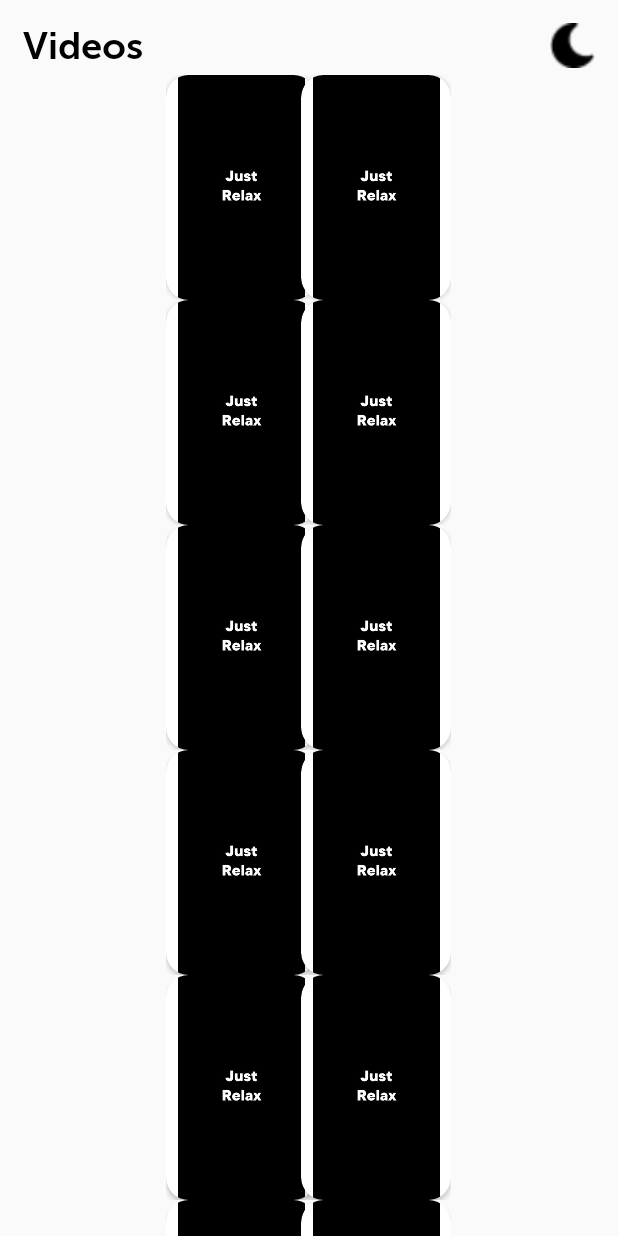
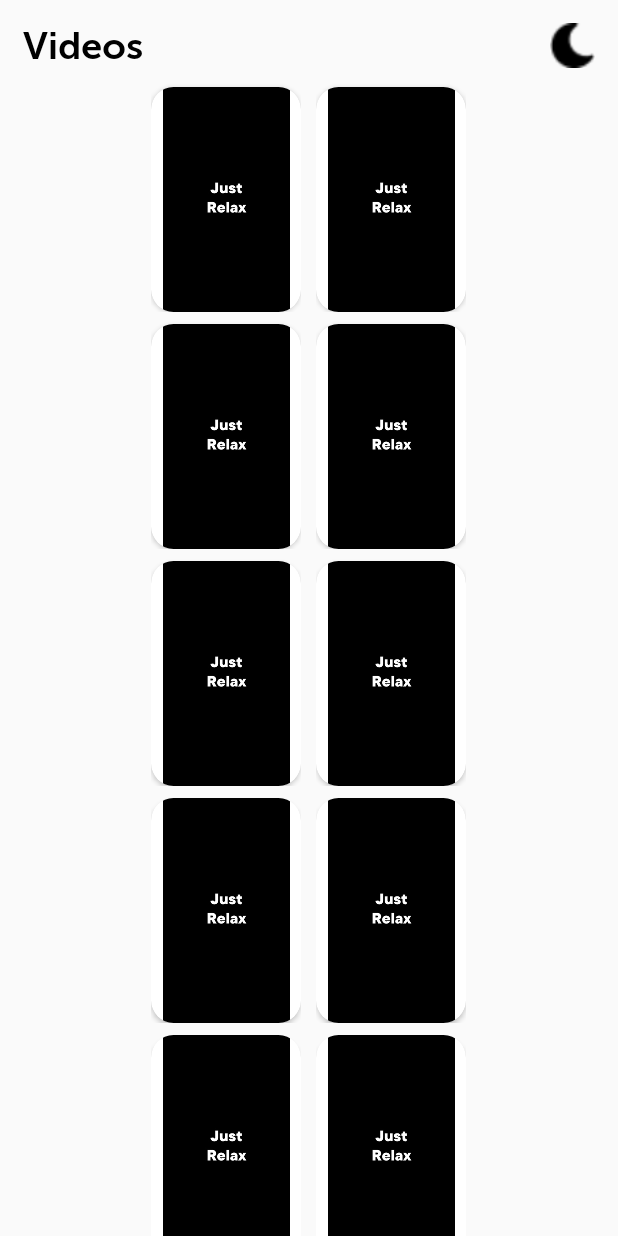
Before and after one commit to andreidevo/JustRelax, an Android app: the screen it shows after launch (MainActivity), on a phone screen of 412 x 824 dp. Run offline under Robolectric (Android 15) with nearby library versions, the phone set to English and light mode, and no system bars.

Commit message:
: 1)name of png fixed

```diff
--- a/app/src/main/java/justrelax/justrelax/VideoAdapter.java
+++ b/app/src/main/java/justrelax/justrelax/VideoAdapter.java
@@ -26,7 +26,7 @@ public class VideoAdapter extends RecyclerView.Adapter<VideoAdapter.ExampleViewH
 
         public ExampleViewHolder(View itemView) {
             super(itemView);
-            textView = itemView.findViewById(R.id.textView);
+            //textView = itemView.findViewById(R.id.textView);
             context = itemView.getContext();
         }
     }
@@ -46,8 +46,8 @@ public class VideoAdapter extends RecyclerView.Adapter<VideoAdapter.ExampleViewH
     public void onBindViewHolder( final ExampleViewHolder holder, int position ) {
         final VideoClass currentItem = mExampleList.get(position);
 
-        holder.textView.setText(currentItem.getName());
-        holder.textView.setId(currentItem.getId());
+        //holder.textView.setText(currentItem.getName());
+        //holder.textView.setId(currentItem.getId());
         /*holder.itemView.setOnClickListener(new View.OnClickListener() {
             @Override
             public void onClick(View v) {
--- a/app/src/main/res/layout/activity_main.xml
+++ b/app/src/main/res/layout/activity_main.xml
@@ -44,7 +44,7 @@
                 <android.support.v7.widget.RecyclerView
                         android:id="@+id/recycle1"
                         android:layout_width="match_parent"
-                        android:paddingRight="30dp"
+                        android:paddingRight="50dp"
                         android:layout_height="wrap_content"/>
             </LinearLayout>
             <LinearLayout
@@ -56,7 +56,7 @@
                     android:layout_height="wrap_content">
                 <android.support.v7.widget.RecyclerView
                         android:id="@+id/recycle"
-                        android:paddingLeft="30dp"
+                        android:paddingLeft="50dp"
                         android:layout_width="match_parent"
                         android:layout_height="wrap_content"/>
             </LinearLayout>
--- a/app/src/main/res/layout/fragment_video.xml
+++ b/app/src/main/res/layout/fragment_video.xml
@@ -8,8 +8,10 @@
                                         android:layout_height="wrap_content"
                                         app:cardCornerRadius="15dp"
                                         android:elevation="0dp"
+                                        android:foregroundGravity="center"
+                                        android:layout_marginTop="8dp"
 
->
+                                        app:layout_constraintTop_toTopOf="parent">
         <ImageView android:layout_width="100dp" android:layout_height="150dp"
                    app:srcCompat="@drawable/text2" android:scaleType="centerInside"/>
     </android.support.v7.widget.CardView>
```
Lines whose indentation alone changed are shown as unchanged.
